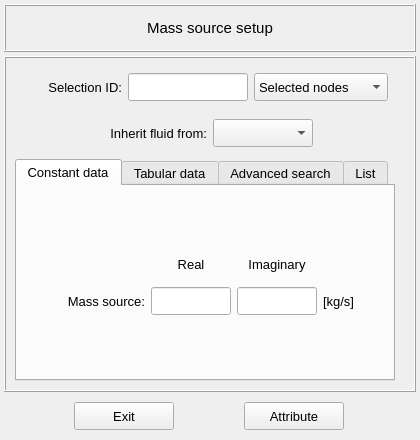
Qt form vibra/interface/data/ui_files/model/setup/acoustic/mass_source_inputs.ui (MOPT-UFSC/VIBRA) before a commit.
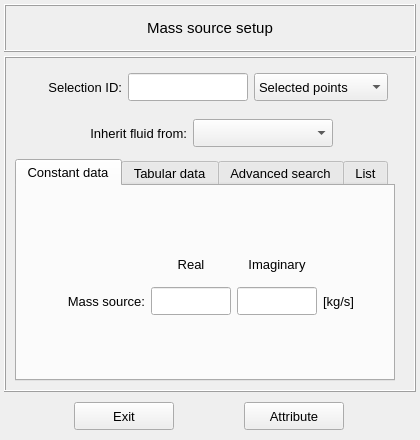
The same form after that commit. Icons and pictures are not drawn.

Commit message: Implements improvements to the mass source interface

Patch:
```diff
--- a/vibra/interface/data/ui_files/model/setup/acoustic/mass_source_inputs.ui
+++ b/vibra/interface/data/ui_files/model/setup/acoustic/mass_source_inputs.ui
@@ -1428,6 +1428,9 @@
              <pointsize>10</pointsize>
             </font>
            </property>
+           <property name="currentIndex">
+            <number>1</number>
+           </property>
            <item>
             <property name="text">
              <string>Selected nodes</string>
@@ -1544,7 +1547,7 @@
           <widget class="QComboBox" name="comboBox_inherit_fluid_from">
            <property name="minimumSize">
             <size>
-             <width>100</width>
+             <width>140</width>
              <height>28</height>
             </size>
            </property>
```
The commit also changes 3 other files.
